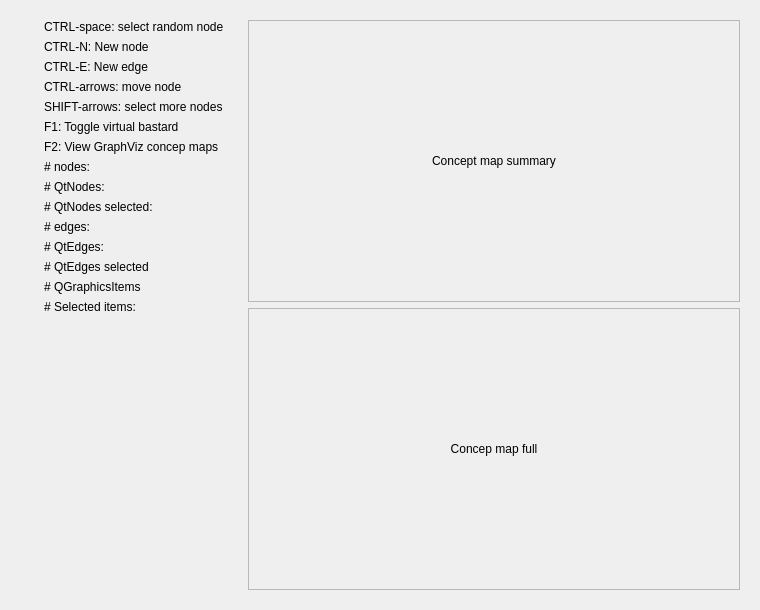
Qt form qttesteditconceptmapdialog.ui (richelbilderbeek/TestConceptMap) before a commit.
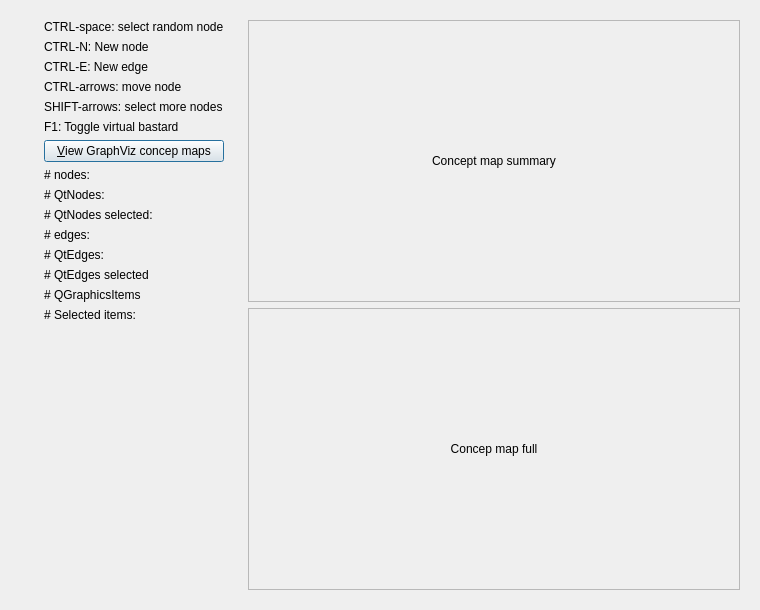
The same form after that commit.

Commit message: Added button instead of keyboard shortcut

Patch:
```diff
--- a/qttesteditconceptmapdialog.ui
+++ b/qttesteditconceptmapdialog.ui
@@ -68,9 +68,9 @@
        </widget>
       </item>
       <item>
-       <widget class="QLabel" name="label_F2">
+       <widget class="QPushButton" name="button_view_graphviz">
         <property name="text">
-         <string>F2: View GraphViz concep maps</string>
+         <string>&amp;View GraphViz concep maps</string>
         </property>
        </widget>
       </item>
```
The commit also changes 2 other files.
